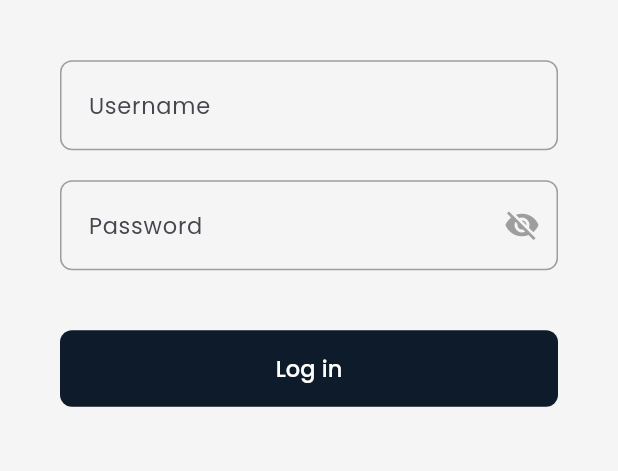
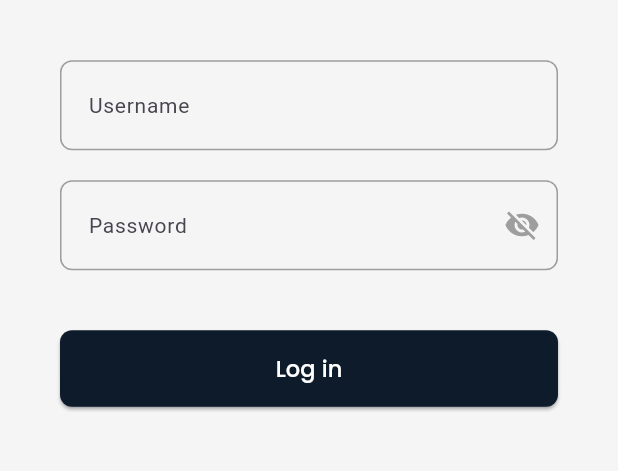
Before and after one commit to nkcardel/club-sync, a Flutter app: the screen it shows after launch, on a phone screen of 412 x 824 dp, the part 479-950 px from its top. Run offline on Flutter 3.47's test engine with Material 3 defaults, Android fonts, the phone set to English and light mode, and no system bars; our stand-ins replace google_fonts.

```diff
--- a/lib/screens/login_page.dart
+++ b/lib/screens/login_page.dart
@@ -1,3 +1,4 @@
+import 'package:club_sync/screens/screens.dart';
 import 'package:club_sync/style/style.dart';
 import 'package:club_sync/widgets/widgets.dart';
 import 'package:flutter/material.dart';
@@ -17,15 +18,9 @@
         child: Column(
           mainAxisAlignment: MainAxisAlignment.center,
           children: [
-            const Text(
-              'ClubSync',
-              style: TextStyle(
-                fontFamily: 'BebasNeue',
-                fontSize: 60,
-                fontWeight: FontWeight.w400,
-                color: CSColors.primaryColor,
-              ),
-            ),
+            Text('ClubSync',
+                style: CSTextStyle.logoText
+                    .copyWith(color: CSColors.primaryColor)),
             const SizedBox(height: 40),
             CSTextField(
               controller: usernameController,
@@ -38,11 +33,15 @@
               csTextFieldType: CSTextFieldType.password,
             ),
             const SizedBox(height: 40),
-            const Row(
+            Row(
               children: [
                 Expanded(
                   child: CSButton(
                     label: 'Log in',
+                    onPressed: () => Navigator.push(
+                      context,
+                      MaterialPageRoute(builder: (context) => const HomePage()),
+                    ),
                   ),
                 ),
               ],
--- a/lib/screens/screens.dart
+++ b/lib/screens/screens.dart
@@ -1,2 +1,3 @@
+export 'package:club_sync/screens/home_page.dart';
 export 'package:club_sync/screens/landing_page.dart';
 export 'package:club_sync/screens/login_page.dart';
--- a/lib/style/cs_colors.dart
+++ b/lib/style/cs_colors.dart
@@ -1,6 +1,6 @@
 import 'package:flutter/material.dart';
 
-class CSColors {
+mixin CSColors {
   static const Color primaryColor = Color(0xFF0D1B2A);
   static const Color accentColorGold = Color(0xFFFFD700);
   static const Color accentColorDeepBurgundy = Color(0xFF800020);
@@ -9,4 +9,9 @@
   static const Color white = Color(0xFFFFFFFF);
   static const Color softWhite = Color(0xFFF5F5F5);
   static const Color errorColor = Color(0xFFB00020);
+
+  static const Color pastelGreen = Color(0xFFD0F0C0);
+  static const Color darkGreen = Color(0xFF006400);
+  static const Color pastelBlue = Color(0xFFCCE5FF);
+  static const Color darkBlue = Color(0xFF003366);
 }
--- /dev/null
+++ b/lib/style/cs_text_styles.dart
@@ -0,0 +1,48 @@
+import 'package:flutter/material.dart';
+import 'package:google_fonts/google_fonts.dart';
+
+mixin CSTextStyle {
+  //logo
+  static TextStyle get logoText => GoogleFonts.bebasNeue(
+        fontSize: 60,
+        fontWeight: FontWeight.w400,
+      );
+
+  static TextStyle get mediumLogoText => GoogleFonts.bebasNeue(
+        fontSize: 35,
+        fontWeight: FontWeight.w400,
+      );
+
+  //subtitle
+  static TextStyle get boldsubtitleText => GoogleFonts.roboto(
+        fontSize: 18,
+        fontWeight: FontWeight.w800,
+        height: 1.2,
+      );
+
+  //body
+  static TextStyle get bodyText => GoogleFonts.roboto(
+        fontSize: 14,
+        fontWeight: FontWeight.w400,
+        height: 1.2,
+      );
+
+  static TextStyle get mediumBodyText => GoogleFonts.roboto(
+        fontSize: 14,
+        fontWeight: FontWeight.w500,
+        height: 1.2,
+      );
+
+  static TextStyle get boldBodyText => GoogleFonts.roboto(
+        fontSize: 14,
+        fontWeight: FontWeight.w800,
+        height: 1.2,
+      );
+
+  //small
+  static TextStyle get smallMediumText => GoogleFonts.roboto(
+        fontSize: 11,
+        fontWeight: FontWeight.w500,
+        height: 1.2,
+      );
+}
--- a/lib/style/style.dart
+++ b/lib/style/style.dart
@@ -1 +1,2 @@
 export 'package:club_sync/style/cs_colors.dart';
+export 'package:club_sync/style/cs_text_styles.dart';
--- a/lib/widgets/cs_text_field.dart
+++ b/lib/widgets/cs_text_field.dart
@@ -53,18 +53,11 @@
       obscureText: showPassword,
       decoration: InputDecoration(
         labelText: widget.labelText,
-        labelStyle: const TextStyle(
-          fontFamily: 'Poppins',
-          fontSize: 15,
-          fontWeight: FontWeight.w400,
-        ),
+        labelStyle: CSTextStyle.bodyText,
         floatingLabelAlignment: FloatingLabelAlignment.start,
         floatingLabelBehavior: FloatingLabelBehavior.auto,
-        floatingLabelStyle: const TextStyle(
-            fontFamily: 'Poppins',
-            fontSize: 15,
-            fontWeight: FontWeight.w500,
-            color: CSColors.primaryColor),
+        floatingLabelStyle:
+            CSTextStyle.bodyText.copyWith(color: CSColors.primaryColor),
         enabledBorder: OutlineInputBorder(
           borderSide: const BorderSide(color: Colors.grey),
           borderRadius: BorderRadius.circular(8),
--- a/lib/widgets/widgets.dart
+++ b/lib/widgets/widgets.dart
@@ -1,2 +1,4 @@
 export 'package:club_sync/widgets/cs_button.dart';
+export 'package:club_sync/widgets/cs_card.dart';
+export 'package:club_sync/widgets/cs_event_card.dart';
 export 'package:club_sync/widgets/cs_text_field.dart';
```
Also changed, not shown: lib/screens/home_page.dart (added, +120 -0 lines), lib/screens/landing_page.dart (+3 -7 lines), lib/widgets/cs_card.dart (added, +61 -0 lines), lib/widgets/cs_event_card.dart (added, +175 -0 lines), 1 other file.
